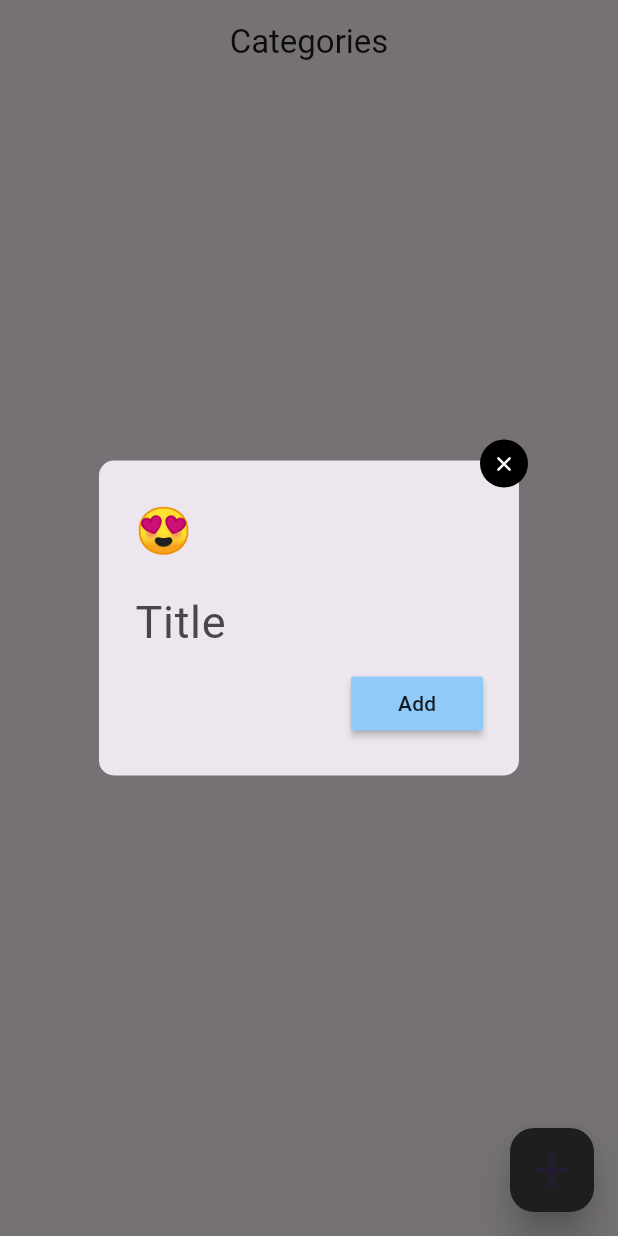
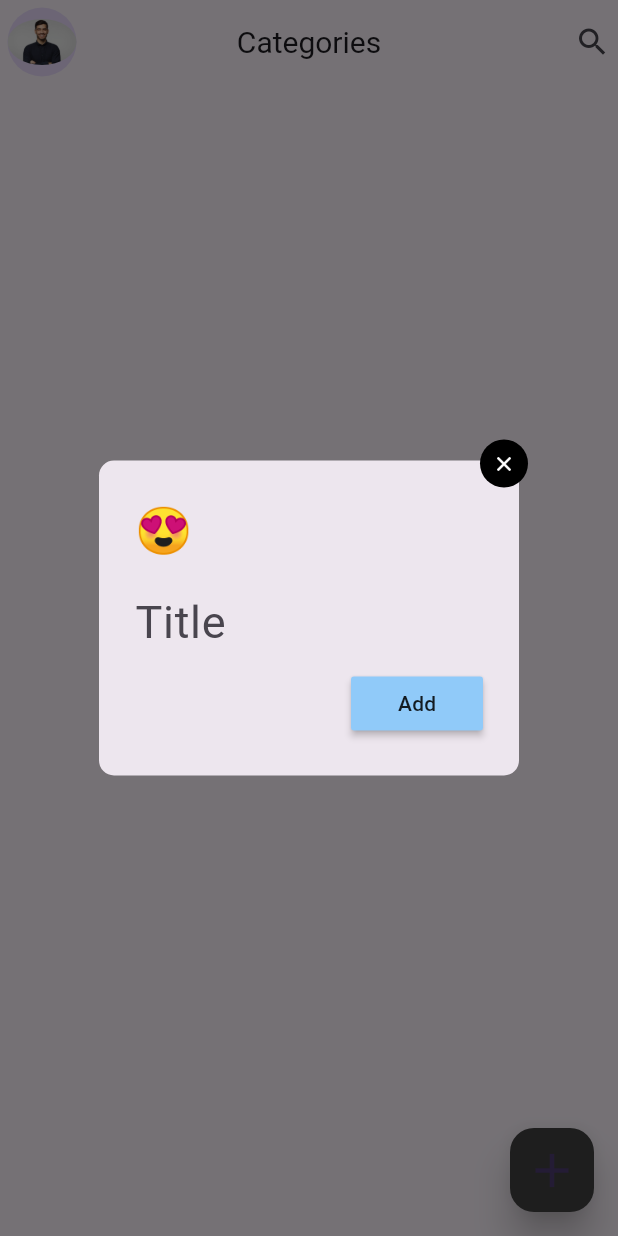
Before and after one commit to premnadhbr/Task, a Flutter app: the screen it shows after launch, after a tap on the "add" icon, on a phone screen of 412 x 824 dp. Run offline on Flutter 3.47's test engine with Material 3 defaults, Android fonts, the phone set to English and light mode, and no system bars; our stand-ins replace bloc, firebase_auth, firebase_core, flutter_bloc; accounts and stored records are empty.

Commit message:
categories done

```diff
--- a/lib/view/home/home.dart
+++ b/lib/view/home/home.dart
@@ -121,8 +121,29 @@ class _HomeState extends State<Home> {
             final List<Note> notes = notesState.notes;
             return Scaffold(
               appBar: AppBar(
-                title: const Text("Categories"),
+                title: const Text(
+                  "Categories",
+                  style: TextStyle(fontSize: 20),
+                ),
                 centerTitle: true,
+                leading: Padding(
+                  padding: const EdgeInsets.symmetric(horizontal: 5),
+                  child: CircleAvatar(
+                    radius: 30.0,
+                    child: ClipOval(
+                      child: Image.asset(
+                        "assets/images/person.jpg",
+                        fit: BoxFit.cover,
+                      ),
+                    ),
+                  ),
+                ),
+                actions: const [
+                  Padding(
+                    padding: EdgeInsets.symmetric(horizontal: 5),
+                    child: Icon(Icons.search),
+                  ),
+                ],
               ),
               body: Padding(
                 padding: const EdgeInsets.symmetric(horizontal: 16.0),
--- a/pubspec.yaml
+++ b/pubspec.yaml
@@ -62,8 +62,8 @@ flutter:
   uses-material-design: true
 
   # To add assets to your application, add an assets section, like this:
-  # assets:
-  #   - images/a_dot_burr.jpeg
+  assets:
+    - assets/images/
   #   - images/a_dot_ham.jpeg
 
   # An image asset can refer to one or more resolution-specific "variants", see
```
Also changed, not shown: assets/images/person.jpg (added).
